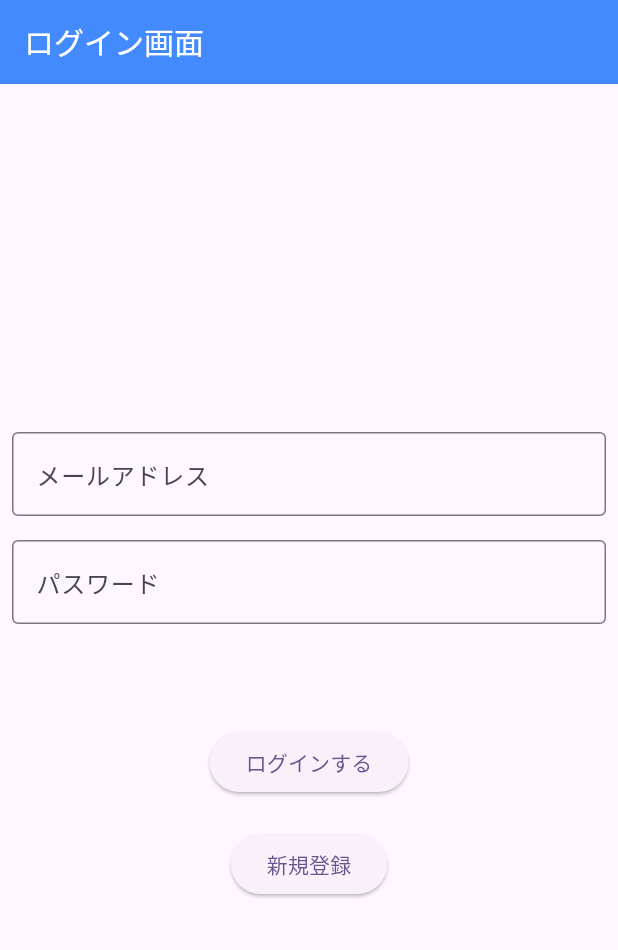
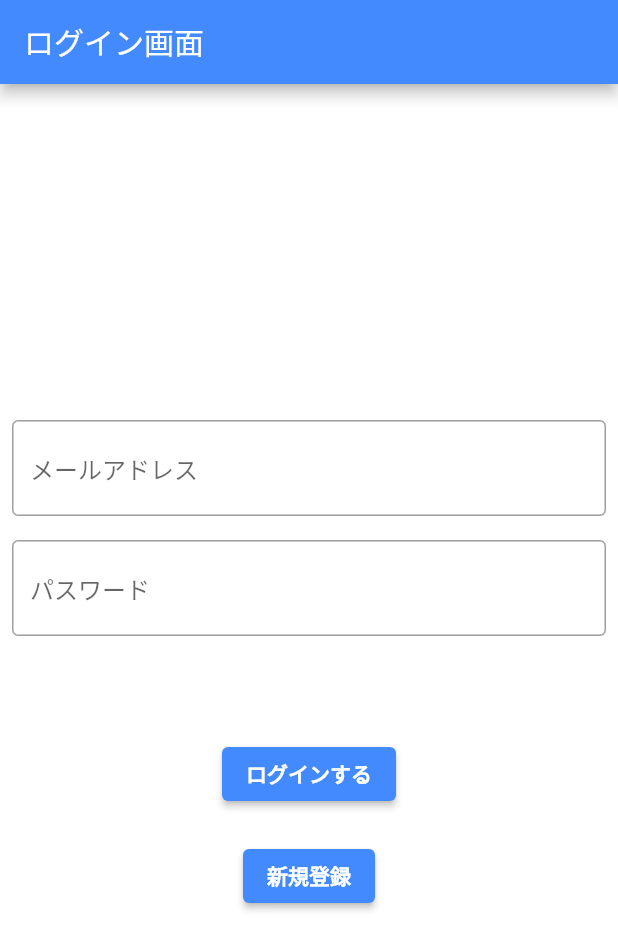
Before and after one commit to koki-to/todo-riverpod1, a Flutter app: the screen it shows after launch, on a phone screen of 412 x 824 dp. Shown: the top 950 px of the screen. Run offline on Flutter 3.47's test engine with Material 2 defaults, Android fonts, the phone set to English and light mode, and no system bars; our stand-ins replace auto_route, cloud_firestore, firebase_auth, firebase_core, flutter_riverpod, flutter_spinkit and 2 more; accounts and stored records are empty.

Commit message:
feat: ThemeModeの変更機能の実装

```diff
--- a/lib/app.dart
+++ b/lib/app.dart
@@ -1,6 +1,8 @@
 import 'package:flutter/material.dart';
 import 'package:flutter_riverpod/flutter_riverpod.dart';
 import 'package:todo_app/router/router.dart';
+import 'package:todo_app/utils/theme/app_theme.dart';
+import 'package:todo_app/utils/theme/theme_data.dart';
 import 'package:todo_app/utils/widget/sccaffold_messenger_service.dart';
 
 class MyApp extends ConsumerWidget {
@@ -14,19 +16,9 @@ class MyApp extends ConsumerWidget {
       debugShowCheckedModeBanner: false,
       routerConfig: _appRouter.config(),
       title: 'Flutter Demo',
-      theme: ThemeData(
-        colorScheme: ColorScheme.fromSeed(seedColor: Colors.deepPurple),
-        appBarTheme: const AppBarTheme(
-            backgroundColor: Colors.blueAccent,
-            titleTextStyle: TextStyle(
-              color: Colors.white,
-              fontSize: 20.0,
-            ),
-            iconTheme: IconThemeData(
-              color: Colors.white,
-            )),
-        useMaterial3: true,
-      ),
+      theme: lightThemeData,
+      darkTheme: dartThemeData,
+      themeMode: ref.watch(appThemeProvider),
       scaffoldMessengerKey: ref.watch(scaffoldMessengerKeyProvider),
     );
   }
--- /dev/null
+++ b/lib/utils/constants/strings.dart
@@ -0,0 +1 @@
+const themePrefsKey = 'themeModeKey';
--- /dev/null
+++ b/lib/utils/theme/theme_data.dart
@@ -0,0 +1,63 @@
+import 'package:flutter/material.dart';
+
+final lightThemeData = ThemeData.from(
+  colorScheme: const ColorScheme.light().copyWith(
+    primary: Colors.blueAccent,
+    onPrimary: Colors.white,
+    onSecondary: Colors.white,
+  ),
+  textTheme: const TextTheme(
+    labelLarge: TextStyle(
+      fontWeight: FontWeight.bold,
+      color: Colors.blue,
+    ),
+  ),
+).copyWith(
+  appBarTheme: const AppBarTheme(
+    backgroundColor: Colors.blueAccent,
+    titleTextStyle: TextStyle(
+      color: Colors.white,
+      fontSize: 20.0,
+    ),
+    iconTheme: IconThemeData(
+      color: Colors.white,
+    ),
+  ),
+  bottomNavigationBarTheme: const BottomNavigationBarThemeData(
+    backgroundColor: Colors.white,
+    selectedItemColor: Colors.blueAccent,
+  ),
+);
+
+final dartThemeData = ThemeData.from(
+  colorScheme: const ColorScheme.light().copyWith(
+    primary: const Color(0xFFF0BC1B),
+    onPrimary: Colors.white,
+    onSecondary: Colors.white,
+    background: Colors.grey[700],
+  ),
+  textTheme: const TextTheme(
+    labelLarge: TextStyle(
+      fontWeight: FontWeight.bold,
+      color: Colors.blue,
+    ),
+  ),
+).copyWith(
+  appBarTheme: const AppBarTheme(
+    backgroundColor: Colors.grey,
+    titleTextStyle: TextStyle(
+      color: Colors.white,
+      fontSize: 20.0,
+    ),
+    iconTheme: IconThemeData(
+      color: Colors.white,
+    ),
+  ),
+  drawerTheme: DrawerThemeData(
+    backgroundColor: Colors.grey[300],
+  ),
+  bottomNavigationBarTheme: const BottomNavigationBarThemeData(
+    backgroundColor: Colors.grey,
+    selectedItemColor: Colors.white,
+  ),
+);
```
Also changed, not shown: lib/utils/theme/app_theme.dart (added, +30 -0 lines).
